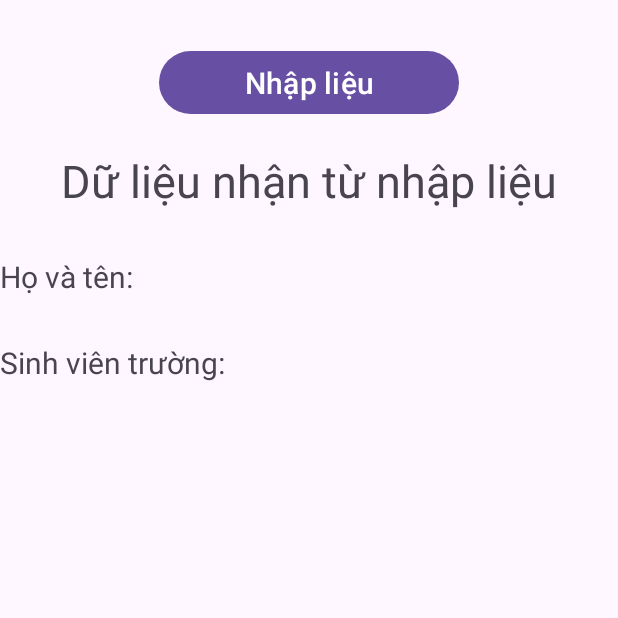
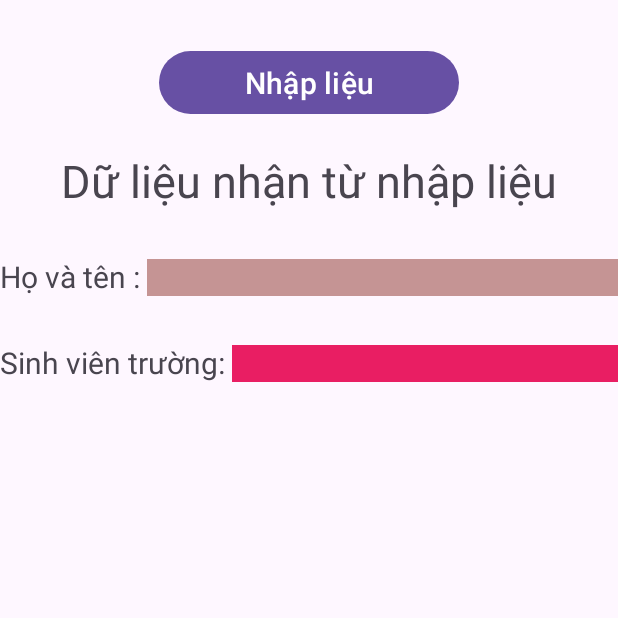
Before and after one commit to KhaiTran2003/63130554-AndroidProgramming, an Android app: the screen it shows after launch (MainActivity), on a phone screen of 412 x 824 dp, the top half of it. Run offline under Robolectric (Android 15) with nearby library versions, the phone set to English and light mode, and no system bars.

Commit message:
Intent_NhapLieu_Buoc2_OnClickforMainActivity

```diff
--- a/Intent_ViDu2_NhapLieu/app/src/main/java/com/example/intent_vidu2_nhaplieu/MainActivity.java
+++ b/Intent_ViDu2_NhapLieu/app/src/main/java/com/example/intent_vidu2_nhaplieu/MainActivity.java
@@ -2,7 +2,9 @@ package com.example.intent_vidu2_nhaplieu;
 
 import androidx.appcompat.app.AppCompatActivity;
 
+import android.content.Intent;
 import android.os.Bundle;
+import android.view.View;
 
 public class MainActivity extends AppCompatActivity {
 
@@ -11,4 +13,8 @@ public class MainActivity extends AppCompatActivity {
         super.onCreate(savedInstanceState);
         setContentView(R.layout.activity_main);
     }
+    public void ChuyenManHinhNhapLieu(View v){
+        Intent iChuyenManHinhNhapLieu = new Intent(this, NhapLieu.class);
+        startActivity(iChuyenManHinhNhapLieu);
+    }
 }
--- a/Intent_ViDu2_NhapLieu/app/src/main/res/layout/activity_main.xml
+++ b/Intent_ViDu2_NhapLieu/app/src/main/res/layout/activity_main.xml
@@ -37,12 +37,12 @@
             <TextView
                 android:layout_width="wrap_content"
                 android:layout_height="wrap_content"
-                android:text="Họ và tên: "
+                android:text="Họ và tên : "
                 android:textSize="20dp"
                 >
             </TextView>
             <EditText
-                android:layout_width="wrap_content"
+                android:layout_width="match_parent"
                 android:layout_height="wrap_content"
                 android:background="#C59494">
             </EditText>
@@ -59,7 +59,7 @@
                 android:textSize="20dp">
             </TextView>
             <EditText
-                android:layout_width="wrap_content"
+                android:layout_width="match_parent"
                 android:layout_height="wrap_content"
                 android:background="#E91E63">
             </EditText>
```
Also changed, not shown: Intent_ViDu2_NhapLieu/app/src/main/AndroidManifest.xml (+9 -0 lines), Intent_ViDu2_NhapLieu/app/src/main/java/com/example/intent_vidu2_nhaplieu/NhapLieu.java (added, +14 -0 lines), Intent_ViDu2_NhapLieu/app/src/main/res/layout/activity_nhap_lieu.xml (added, +9 -0 lines).
